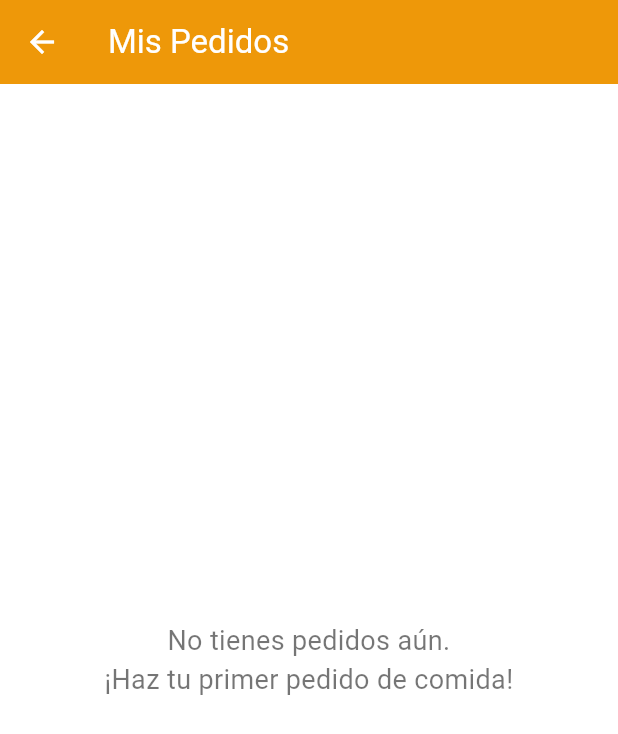
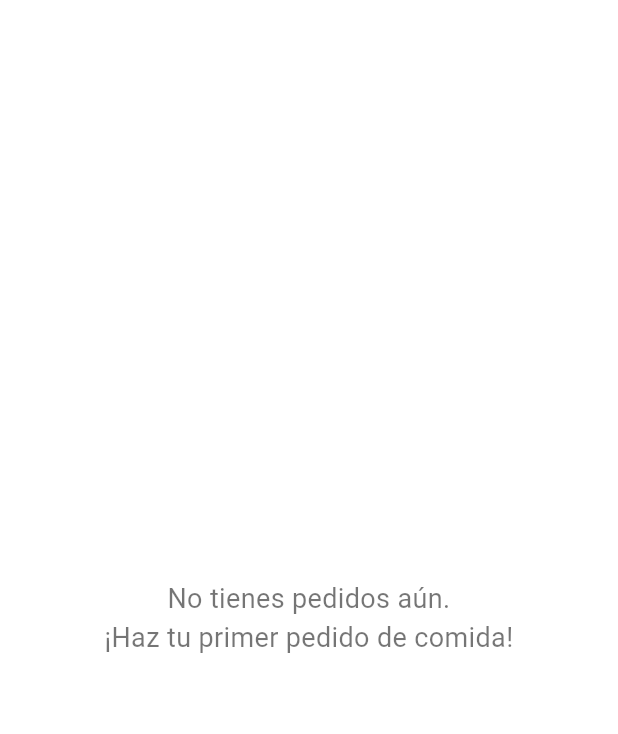
Before and after one commit to EdisonTM1721/app-comida-saludable, a Flutter app: the OrderListPage screen opened directly, on a phone screen of 412 x 824 dp. Shown: the top 734 px of the screen. Run offline on Flutter 3.47's test engine with Material 3 defaults, Android fonts, the phone set to English and light mode, and no system bars; our stand-ins replace cloud_firestore, firebase_auth, firebase_core, firebase_storage, fl_chart, font_awesome_flutter and 5 more; missing offline and left inert: excel, firebase_app_check; accounts and stored records are empty.

Commit message:
Carga final

```diff
--- a/lib/presentation/pages/order_list_page.dart
+++ b/lib/presentation/pages/order_list_page.dart
@@ -22,10 +22,6 @@ class _OrderListPageState extends State<OrderListPage> {
   @override
   Widget build(BuildContext context) {
     return Scaffold(
-      appBar: AppBar(
-        title: const Text('Mis Pedidos'),
-        backgroundColor: Colors.orange,
-      ),
       body: Consumer<OrderController>(
         builder: (context, controller, child) {
           // Mostrar indicador de carga
```
